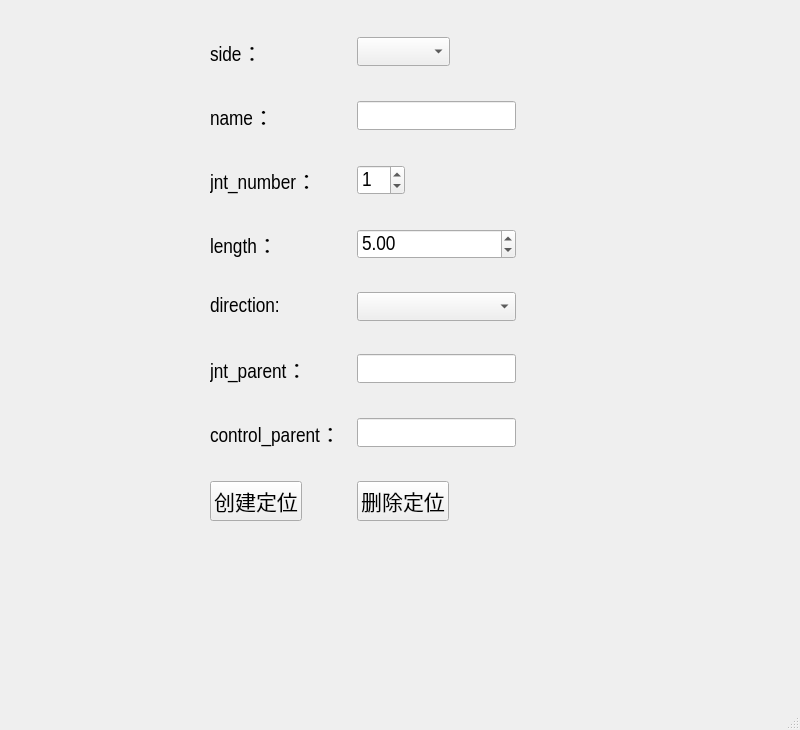
Qt form res/ui/bind_modular/ui/chain.ui (MuZiMuZi/muziToolset) before a commit.
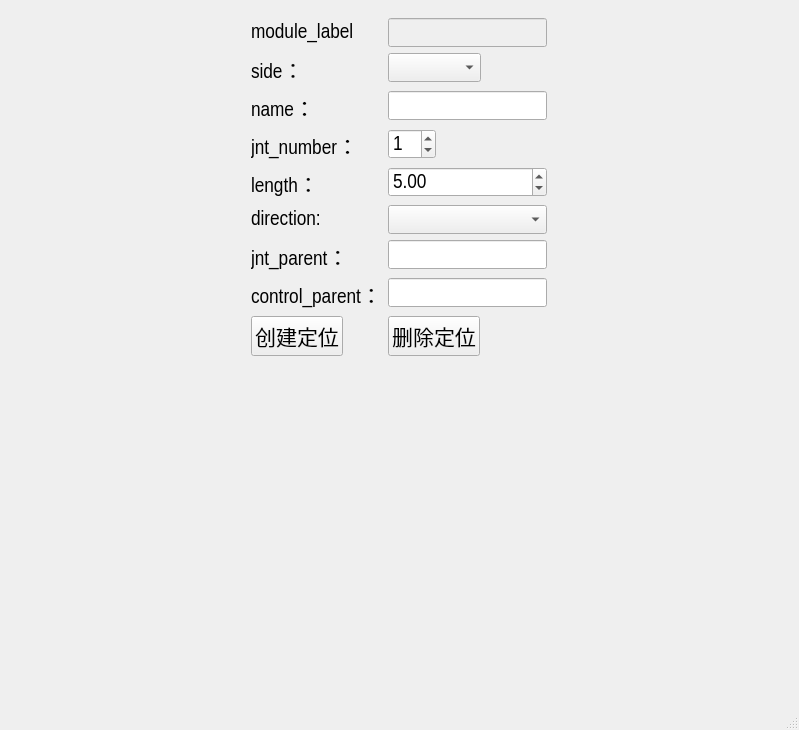
The same form after that commit.

Patch:
```diff
--- a/res/ui/bind_modular/ui/chain.ui
+++ b/res/ui/bind_modular/ui/chain.ui
@@ -6,7 +6,7 @@
    <rect>
     <x>0</x>
     <y>0</y>
-    <width>800</width>
+    <width>799</width>
     <height>730</height>
    </rect>
   </property>
@@ -14,29 +14,23 @@
    <string>MainWindow</string>
   </property>
   <widget class="QWidget" name="centralwidget">
-   <widget class="QWidget" name="widget" native="true">
-    <property name="geometry">
-     <rect>
-      <x>200</x>
-      <y>10</y>
-      <width>327</width>
-      <height>537</height>
-     </rect>
-    </property>
-    <property name="sizePolicy">
-     <sizepolicy hsizetype="Fixed" vsizetype="Preferred">
-      <horstretch>0</horstretch>
-      <verstretch>0</verstretch>
-     </sizepolicy>
-    </property>
-    <property name="font">
-     <font>
-      <family>Arial Narrow</family>
-      <pointsize>16</pointsize>
-     </font>
-    </property>
-    <layout class="QGridLayout" name="gridLayout_2">
+   <layout class="QGridLayout" name="gridLayout">
      <item row="0" column="0">
+     <widget class="QWidget" name="widget" native="true">
+      <property name="sizePolicy">
+       <sizepolicy hsizetype="Fixed" vsizetype="Preferred">
+        <horstretch>0</horstretch>
+        <verstretch>0</verstretch>
+       </sizepolicy>
+      </property>
+      <property name="font">
+       <font>
+        <family>Arial Narrow</family>
+        <pointsize>16</pointsize>
+       </font>
+      </property>
+      <layout class="QFormLayout" name="formLayout_2">
+       <item row="3" column="0">
       <widget class="QLabel" name="side_label">
        <property name="sizePolicy">
         <sizepolicy hsizetype="Fixed" vsizetype="Fixed">
@@ -69,58 +63,7 @@
        </property>
       </widget>
      </item>
-     <item row="1" column="1">
-      <widget class="QLineEdit" name="name_edit">
-       <property name="sizePolicy">
-        <sizepolicy hsizetype="Fixed" vsizetype="Fixed">
-         <horstretch>0</horstretch>
-         <verstretch>0</verstretch>
-        </sizepolicy>
-       </property>
-       <property name="font">
-        <font>
-         <family>Arial Narrow</family>
-         <pointsize>16</pointsize>
-        </font>
-       </property>
-      </widget>
-     </item>
-     <item row="7" column="0">
-      <widget class="QPushButton" name="create_btn">
-       <property name="sizePolicy">
-        <sizepolicy hsizetype="Fixed" vsizetype="Fixed">
-         <horstretch>0</horstretch>
-         <verstretch>0</verstretch>
-        </sizepolicy>
-       </property>
-       <property name="font">
-        <font>
-         <family>Arial Narrow</family>
-         <pointsize>16</pointsize>
-        </font>
-       </property>
-       <property name="text">
-        <string>创建定位</string>
-       </property>
-      </widget>
-     </item>
-     <item row="5" column="1">
-      <widget class="QLineEdit" name="jnt_parent_edit">
-       <property name="sizePolicy">
-        <sizepolicy hsizetype="Fixed" vsizetype="Fixed">
-         <horstretch>0</horstretch>
-         <verstretch>0</verstretch>
-        </sizepolicy>
-       </property>
-       <property name="font">
-        <font>
-         <family>Arial Narrow</family>
-         <pointsize>16</pointsize>
-        </font>
-       </property>
-      </widget>
-     </item>
-     <item row="0" column="1">
+       <item row="3" column="1">
       <widget class="QComboBox" name="side_cbox">
        <property name="sizePolicy">
         <sizepolicy hsizetype="Fixed" vsizetype="Fixed">
@@ -138,86 +81,7 @@
        </property>
       </widget>
      </item>
-     <item row="2" column="0">
-      <widget class="QLabel" name="label_5">
-       <property name="sizePolicy">
-        <sizepolicy hsizetype="Fixed" vsizetype="Preferred">
-         <horstretch>0</horstretch>
-         <verstretch>0</verstretch>
-        </sizepolicy>
-       </property>
-       <property name="font">
-        <font>
-         <family>Arial Narrow</family>
-         <pointsize>16</pointsize>
-         <weight>50</weight>
-         <bold>false</bold>
-        </font>
-       </property>
-       <property name="text">
-        <string>jnt_number：</string>
-       </property>
-      </widget>
-     </item>
-     <item row="6" column="1">
-      <widget class="QLineEdit" name="control_parent_edit">
-       <property name="sizePolicy">
-        <sizepolicy hsizetype="Fixed" vsizetype="Fixed">
-         <horstretch>0</horstretch>
-         <verstretch>0</verstretch>
-        </sizepolicy>
-       </property>
-       <property name="font">
-        <font>
-         <family>Arial Narrow</family>
-         <pointsize>16</pointsize>
-        </font>
-       </property>
-      </widget>
-     </item>
-     <item row="5" column="0">
-      <widget class="QLabel" name="label_6">
-       <property name="sizePolicy">
-        <sizepolicy hsizetype="Fixed" vsizetype="Preferred">
-         <horstretch>0</horstretch>
-         <verstretch>0</verstretch>
-        </sizepolicy>
-       </property>
-       <property name="font">
-        <font>
-         <family>Arial Narrow</family>
-         <pointsize>16</pointsize>
-         <weight>50</weight>
-         <bold>false</bold>
-        </font>
-       </property>
-       <property name="text">
-        <string>jnt_parent：</string>
-       </property>
-      </widget>
-     </item>
-     <item row="6" column="0">
-      <widget class="QLabel" name="label_7">
-       <property name="sizePolicy">
-        <sizepolicy hsizetype="Fixed" vsizetype="Preferred">
-         <horstretch>0</horstretch>
-         <verstretch>0</verstretch>
-        </sizepolicy>
-       </property>
-       <property name="font">
-        <font>
-         <family>Arial Narrow</family>
-         <pointsize>16</pointsize>
-         <weight>50</weight>
-         <bold>false</bold>
-        </font>
-       </property>
-       <property name="text">
-        <string>control_parent：</string>
-       </property>
-      </widget>
-     </item>
-     <item row="1" column="0">
+       <item row="4" column="0">
       <widget class="QLabel" name="label_4">
        <property name="sizePolicy">
         <sizepolicy hsizetype="Fixed" vsizetype="Preferred">
@@ -238,7 +102,44 @@
        </property>
       </widget>
      </item>
-     <item row="2" column="1">
+       <item row="4" column="1">
+        <widget class="QLineEdit" name="name_edit">
+         <property name="sizePolicy">
+          <sizepolicy hsizetype="Fixed" vsizetype="Fixed">
+           <horstretch>0</horstretch>
+           <verstretch>0</verstretch>
+          </sizepolicy>
+         </property>
+         <property name="font">
+          <font>
+           <family>Arial Narrow</family>
+           <pointsize>16</pointsize>
+          </font>
+         </property>
+        </widget>
+       </item>
+       <item row="5" column="0">
+        <widget class="QLabel" name="label_5">
+         <property name="sizePolicy">
+          <sizepolicy hsizetype="Fixed" vsizetype="Preferred">
+           <horstretch>0</horstretch>
+           <verstretch>0</verstretch>
+          </sizepolicy>
+         </property>
+         <property name="font">
+          <font>
+           <family>Arial Narrow</family>
+           <pointsize>16</pointsize>
+           <weight>50</weight>
+           <bold>false</bold>
+          </font>
+         </property>
+         <property name="text">
+          <string>jnt_number：</string>
+         </property>
+        </widget>
+       </item>
+       <item row="5" column="1">
       <widget class="QSpinBox" name="jnt_number_sbox">
        <property name="sizePolicy">
         <sizepolicy hsizetype="Fixed" vsizetype="Fixed">
@@ -257,26 +158,14 @@
        </property>
       </widget>
      </item>
-     <item row="7" column="1">
-      <widget class="QPushButton" name="delete_btn">
-       <property name="sizePolicy">
-        <sizepolicy hsizetype="Fixed" vsizetype="Fixed">
-         <horstretch>0</horstretch>
-         <verstretch>0</verstretch>
-        </sizepolicy>
-       </property>
-       <property name="font">
-        <font>
-         <family>Arial Narrow</family>
-         <pointsize>16</pointsize>
-        </font>
-       </property>
+       <item row="6" column="0">
+        <widget class="QLabel" name="label">
        <property name="text">
-        <string>删除定位</string>
+          <string>length：</string>
        </property>
       </widget>
      </item>
-     <item row="3" column="1">
+       <item row="6" column="1">
       <widget class="QDoubleSpinBox" name="length_sbox">
        <property name="decimals">
         <number>2</number>
@@ -286,25 +175,153 @@
        </property>
       </widget>
      </item>
-     <item row="3" column="0">
-      <widget class="QLabel" name="label">
-       <property name="text">
-        <string>length：</string>
-       </property>
-      </widget>
-     </item>
-     <item row="4" column="0">
+       <item row="7" column="0">
       <widget class="QLabel" name="label_2">
        <property name="text">
         <string>direction:</string>
        </property>
       </widget>
      </item>
-     <item row="4" column="1">
-      <widget class="QComboBox" name="direction_cbox"/>
-     </item>
-    </layout>
-   </widget>
+       <item row="7" column="1">
+        <widget class="QComboBox" name="direction_cbox">
+         <property name="sizePolicy">
+          <sizepolicy hsizetype="Minimum" vsizetype="Maximum">
+           <horstretch>0</horstretch>
+           <verstretch>0</verstretch>
+          </sizepolicy>
+         </property>
+        </widget>
+       </item>
+       <item row="8" column="0">
+        <widget class="QLabel" name="label_6">
+         <property name="sizePolicy">
+          <sizepolicy hsizetype="Fixed" vsizetype="Preferred">
+           <horstretch>0</horstretch>
+           <verstretch>0</verstretch>
+          </sizepolicy>
+         </property>
+         <property name="font">
+          <font>
+           <family>Arial Narrow</family>
+           <pointsize>16</pointsize>
+           <weight>50</weight>
+           <bold>false</bold>
+          </font>
+         </property>
+         <property name="text">
+          <string>jnt_parent：</string>
+         </property>
+        </widget>
+       </item>
+       <item row="8" column="1">
+        <widget class="QLineEdit" name="jnt_parent_edit">
+         <property name="sizePolicy">
+          <sizepolicy hsizetype="Fixed" vsizetype="Fixed">
+           <horstretch>0</horstretch>
+           <verstretch>0</verstretch>
+          </sizepolicy>
+         </property>
+         <property name="font">
+          <font>
+           <family>Arial Narrow</family>
+           <pointsize>16</pointsize>
+          </font>
+         </property>
+        </widget>
+       </item>
+       <item row="9" column="0">
+        <widget class="QLabel" name="label_7">
+         <property name="sizePolicy">
+          <sizepolicy hsizetype="Fixed" vsizetype="Preferred">
+           <horstretch>0</horstretch>
+           <verstretch>0</verstretch>
+          </sizepolicy>
+         </property>
+         <property name="font">
+          <font>
+           <family>Arial Narrow</family>
+           <pointsize>16</pointsize>
+           <weight>50</weight>
+           <bold>false</bold>
+          </font>
+         </property>
+         <property name="text">
+          <string>control_parent：</string>
+         </property>
+        </widget>
+       </item>
+       <item row="9" column="1">
+        <widget class="QLineEdit" name="control_parent_edit">
+         <property name="sizePolicy">
+          <sizepolicy hsizetype="Fixed" vsizetype="Fixed">
+           <horstretch>0</horstretch>
+           <verstretch>0</verstretch>
+          </sizepolicy>
+         </property>
+         <property name="font">
+          <font>
+           <family>Arial Narrow</family>
+           <pointsize>16</pointsize>
+          </font>
+         </property>
+        </widget>
+       </item>
+       <item row="10" column="0">
+        <widget class="QPushButton" name="create_btn">
+         <property name="sizePolicy">
+          <sizepolicy hsizetype="Fixed" vsizetype="Fixed">
+           <horstretch>0</horstretch>
+           <verstretch>0</verstretch>
+          </sizepolicy>
+         </property>
+         <property name="font">
+          <font>
+           <family>Arial Narrow</family>
+           <pointsize>16</pointsize>
+          </font>
+         </property>
+         <property name="text">
+          <string>创建定位</string>
+         </property>
+        </widget>
+       </item>
+       <item row="10" column="1">
+        <widget class="QPushButton" name="delete_btn">
+         <property name="sizePolicy">
+          <sizepolicy hsizetype="Fixed" vsizetype="Fixed">
+           <horstretch>0</horstretch>
+           <verstretch>0</verstretch>
+          </sizepolicy>
+         </property>
+         <property name="font">
+          <font>
+           <family>Arial Narrow</family>
+           <pointsize>16</pointsize>
+          </font>
+         </property>
+         <property name="text">
+          <string>删除定位</string>
+         </property>
+        </widget>
+       </item>
+       <item row="2" column="1">
+        <widget class="QLineEdit" name="module_edit">
+         <property name="enabled">
+          <bool>false</bool>
+         </property>
+        </widget>
+       </item>
+       <item row="2" column="0">
+        <widget class="QLabel" name="label_3">
+         <property name="text">
+          <string>module_label</string>
+         </property>
+        </widget>
+       </item>
+      </layout>
+     </widget>
+    </item>
+   </layout>
   </widget>
   <widget class="QMenuBar" name="menubar">
    <property name="geometry">
```
Left out of the diff: 2 changed lines with no effect on the pictures. Lines whose indentation alone changed are shown as unchanged.
